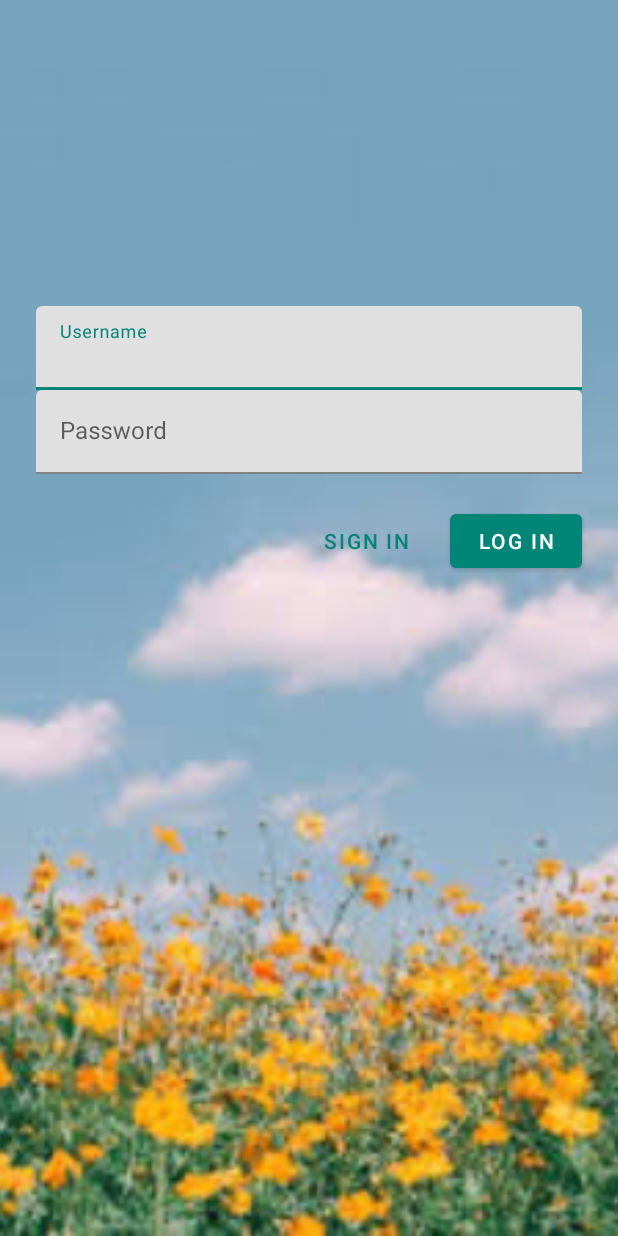
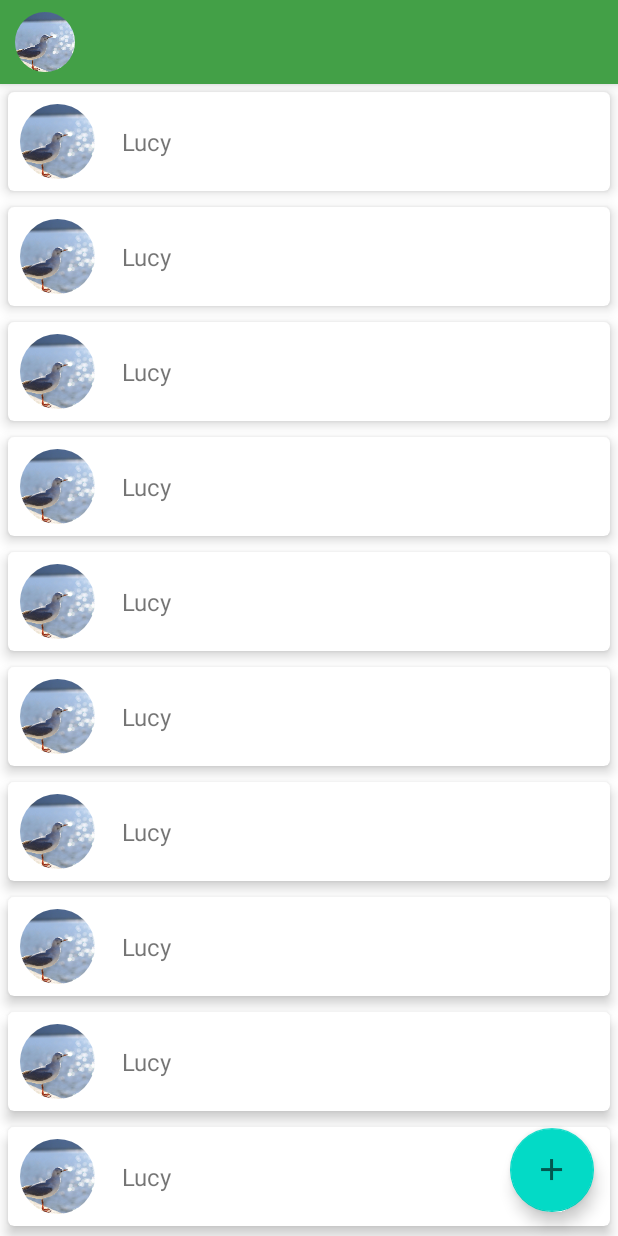
Before and after one commit to markwinds/OICQ, an Android app: the screen it shows after launch (LoginActivity before the commit, HomePageActivity after it), on a phone screen of 412 x 824 dp. Run offline under Robolectric (Android 15) with nearby library versions, the phone set to English and light mode, and no system bars; our stand-ins replace CircleImageView.

Commit message:
主页面的设计大致完成
接下来可以选主题颜色和服务器数据

```diff
--- a/app/src/main/AndroidManifest.xml
+++ b/app/src/main/AndroidManifest.xml
@@ -9,7 +9,7 @@
         android:roundIcon="@mipmap/ic_launcher_round"
         android:supportsRtl="true"
         android:theme="@style/AppTheme">
-        <activity android:name=".activity.WelcomeActivity">
+        <activity android:name=".activity.HomePageActivity">
             <intent-filter>
                 <action android:name="android.intent.action.MAIN" />
 
@@ -22,8 +22,7 @@
             android:theme="@style/Theme.Shrine" />
         <activity android:name=".activity.MainActivity" />
         <activity
-            android:name=".activity.HomePageActivity"
-            android:theme="@style/HomeTheme"/>
+            android:name=".activity.WelcomeActivity"/>
     </application>
 
 </manifest>
--- a/app/src/main/java/com/example/mark/oicq/activity/HomePageActivity.java
+++ b/app/src/main/java/com/example/mark/oicq/activity/HomePageActivity.java
@@ -1,21 +1,75 @@
 package com.example.mark.oicq.activity;
 
 import android.support.design.widget.NavigationView;
+import android.support.v4.view.GravityCompat;
+import android.support.v4.widget.DrawerLayout;
+import android.support.v4.widget.SwipeRefreshLayout;
 import android.support.v7.app.AppCompatActivity;
 import android.os.Bundle;
+import android.support.v7.widget.GridLayoutManager;
+import android.support.v7.widget.RecyclerView;
 import android.support.v7.widget.Toolbar;
+import android.view.Menu;
+import android.view.View;
+import android.widget.GridLayout;
+import android.widget.ImageView;
+import android.widget.ListView;
+import android.widget.Toast;
 
 import com.example.mark.oicq.R;
+import com.example.mark.oicq.adapter.FriendAdapter;
+import com.example.mark.oicq.classes.Friend;
+
+import java.util.ArrayList;
+import java.util.List;
+
+import de.hdodenhof.circleimageview.CircleImageView;
 
 public class HomePageActivity extends AppCompatActivity {
+
+    private Friend friend=new Friend(R.drawable.profile_big,"Lucy");
+    private List<Friend> friendList=new ArrayList<>();
+    private SwipeRefreshLayout homeRefresh;
 
     @Override
     protected void onCreate(Bundle savedInstanceState) {
         super.onCreate(savedInstanceState);
         setContentView(R.layout.activity_home_page);
 
-        Toolbar toolbar = (Toolbar) findViewById(R.id.toolbar);
-        setSupportActionBar(toolbar);
-        NavigationView navView = (NavigationView) findViewById(R.id.nav_view);
+        final DrawerLayout mDrawerLayout=(DrawerLayout)findViewById(R.id.drawer_layout);
+        final NavigationView navView = (NavigationView) findViewById(R.id.nav_view);
+        ImageView homeProfile=findViewById(R.id.home_profile);
+        RecyclerView homeRecyclerView=findViewById(R.id.home_recycle_view);
+        homeRefresh=findViewById(R.id.home_refresh);
+
+        friendList.clear();
+        for(int i=0;i<50;i++){
+            friendList.add(friend);
+        }
+
+        GridLayoutManager layoutManager=new GridLayoutManager(this,1);
+        homeRecyclerView.setLayoutManager(layoutManager);
+        FriendAdapter friendAdapter=new FriendAdapter(friendList);
+        homeRecyclerView.setAdapter(friendAdapter);
+        homeRefresh.setColorSchemeResources(R.color.colorPrimary);
+
+
+        homeProfile.setOnClickListener(new View.OnClickListener() {
+            @Override
+            public void onClick(View v) {
+                mDrawerLayout.openDrawer(GravityCompat.START);
+            }
+        });
+
+        homeRefresh.setOnRefreshListener(new SwipeRefreshLayout.OnRefreshListener() {
+            @Override
+            public void onRefresh() {
+                //在这里添加主页刷新的逻辑
+                homeRefresh.setRefreshing(false);
+            }
+        });
+
+
     }
+
 }
--- /dev/null
+++ b/app/src/main/java/com/example/mark/oicq/adapter/FriendAdapter.java
@@ -0,0 +1,59 @@
+package com.example.mark.oicq.adapter;
+
+import android.content.Context;
+import android.support.annotation.NonNull;
+import android.support.v7.widget.RecyclerView;
+import android.view.LayoutInflater;
+import android.view.View;
+import android.view.ViewGroup;
+import android.widget.TextView;
+
+import com.bumptech.glide.Glide;
+import com.example.mark.oicq.R;
+import com.example.mark.oicq.classes.Friend;
+
+import java.util.List;
+
+import de.hdodenhof.circleimageview.CircleImageView;
+
+public class FriendAdapter extends RecyclerView.Adapter<FriendAdapter.ViewHolder> {
+    private Context mContext;
+    private List<Friend> mFriendList;
+
+    //将布局中的控件都找出来放在java的变量中方便往控件中赋值
+    static class ViewHolder extends RecyclerView.ViewHolder{
+        CircleImageView circleImageView;
+        TextView textView;
+        public ViewHolder(View view){
+            super(view);
+            circleImageView=view.findViewById(R.id.friend_profile);
+            textView=view.findViewById(R.id.friend_name);
+        }
+    }
+
+    public FriendAdapter(List<Friend> friendList){
+        mFriendList=friendList;
+    }
+
+    //给对应的控件赋值
+    @Override
+    public void onBindViewHolder(@NonNull ViewHolder viewHolder, int i) {
+        Friend friend=mFriendList.get(i);
+        viewHolder.textView.setText(friend.getFriendName());
+        Glide.with(mContext).load(friend.getProfile()).into(viewHolder.circleImageView);
+    }
+
+    //利用布局生成相应的view实例
+    @NonNull
+    @Override
+    public ViewHolder onCreateViewHolder(@NonNull ViewGroup viewGroup, int i) {
+        if(mContext==null) mContext=viewGroup.getContext();
+        View view=LayoutInflater.from(mContext).inflate(R.layout.friend_item,viewGroup,false);
+        return new ViewHolder(view);
+    }
+
+    @Override
+    public int getItemCount() {
+        return mFriendList.size();
+    }
+}
--- /dev/null
+++ b/app/src/main/java/com/example/mark/oicq/classes/Friend.java
@@ -0,0 +1,19 @@
+package com.example.mark.oicq.classes;
+
+public class Friend {
+    private int profile;
+    private String friendName;
+
+    public Friend(int profile,String friendName) {
+        this.profile=profile;
+        this.friendName=friendName;
+    }
+
+    public int getProfile() {
+        return profile;
+    }
+
+    public String getFriendName(){
+        return friendName;
+    }
+}
--- a/app/src/main/res/layout/activity_home_page.xml
+++ b/app/src/main/res/layout/activity_home_page.xml
@@ -6,6 +6,7 @@
     android:layout_width="match_parent"
     android:layout_height="match_parent">
 
+    <!--与actionbar进行交互的一种布局，可以完成各种折叠效果-->
     <android.support.design.widget.CoordinatorLayout
         android:layout_width="match_parent"
         android:layout_height="match_parent">
@@ -13,25 +14,18 @@
         <android.support.design.widget.AppBarLayout
             android:layout_width="match_parent"
             android:layout_height="wrap_content">
-
-            <android.support.v7.widget.Toolbar
-                android:id="@+id/toolbar"
-                android:layout_width="match_parent"
-                android:layout_height="?attr/actionBarSize"
-                android:background="?attr/colorPrimary"
-                android:theme="@style/ThemeOverlay.AppCompat.Dark.ActionBar"
-                app:popupTheme="@style/ThemeOverlay.AppCompat.Light"
-                app:layout_scrollFlags="scroll|enterAlways|snap" />
+            <include layout="@layout/toolbar_profile"/>
         </android.support.design.widget.AppBarLayout>
 
+
         <android.support.v4.widget.SwipeRefreshLayout
-            android:id="@+id/swipe_refresh"
+            android:id="@+id/home_refresh"
             android:layout_width="match_parent"
             android:layout_height="match_parent"
             app:layout_behavior="@string/appbar_scrolling_view_behavior">
 
             <android.support.v7.widget.RecyclerView
-                android:id="@+id/recycler_view"
+                android:id="@+id/home_recycle_view"
                 android:layout_width="match_parent"
                 android:layout_height="match_parent" />
         </android.support.v4.widget.SwipeRefreshLayout>
--- /dev/null
+++ b/app/src/main/res/layout/friend_item.xml
@@ -0,0 +1,35 @@
+<?xml version="1.0" encoding="utf-8"?>
+<android.support.v7.widget.CardView
+    xmlns:android="http://schemas.android.com/apk/res/android"
+    xmlns:app="http://schemas.android.com/apk/res-auto"
+    android:layout_width="match_parent"
+    android:layout_height="wrap_content"
+    android:layout_margin="5dp"
+    app:cardCornerRadius="4dp"
+    app:cardElevation="5dp">
+
+    <LinearLayout
+        android:orientation="horizontal"
+        android:layout_width="match_parent"
+        android:layout_height="wrap_content">
+
+        <de.hdodenhof.circleimageview.CircleImageView
+            android:id="@+id/friend_profile"
+            android:layout_width="50dp"
+            android:layout_height="50dp"
+            android:layout_margin="8dp"
+            android:layout_marginLeft="10dp"
+            android:layout_marginStart="10dp"
+            android:src="@drawable/profile" />
+
+        <TextView
+            android:id="@+id/friend_name"
+            android:layout_width="wrap_content"
+            android:layout_height="wrap_content"
+            android:layout_gravity="center_vertical"
+            android:layout_margin="10dp"
+            android:textSize="16sp"/>
+
+    </LinearLayout>
+
+</android.support.v7.widget.CardView>
--- /dev/null
+++ b/app/src/main/res/layout/toolbar_profile.xml
@@ -0,0 +1,19 @@
+<?xml version="1.0" encoding="utf-8"?>
+<LinearLayout
+    xmlns:android="http://schemas.android.com/apk/res/android"
+    android:layout_width="match_parent"
+    android:layout_height="?attr/actionBarSize"
+    android:orientation="horizontal">
+
+    <de.hdodenhof.circleimageview.CircleImageView
+        android:id="@+id/home_profile"
+        android:clickable="true"
+        android:focusable="true"
+        android:layout_width="40dp"
+        android:layout_height="40dp"
+        android:layout_marginTop="8dp"
+        android:layout_marginLeft="10dp"
+        android:layout_marginStart="10dp"
+        android:src="@drawable/profile" />
+
+</LinearLayout>
--- a/app/src/main/res/values/strings.xml
+++ b/app/src/main/res/values/strings.xml
@@ -10,5 +10,7 @@
     <string name="button_login">Log in</string>
     <string name="button_signin">Sign in</string>
 
+    <string name="username">Mark</string>
+
 
 </resources>
--- a/app/src/main/res/values/styles.xml
+++ b/app/src/main/res/values/styles.xml
@@ -9,11 +9,27 @@
     <!--</style>-->
 
     <!-- Base application theme. -->
-    <style name="AppTheme" parent="Theme.AppCompat.Light.NoActionBar">
+    <!--<style name="AppTheme" parent="Theme.AppCompat.Light.NoActionBar">-->
+        <!--&lt;!&ndash; Customize your theme here. &ndash;&gt;-->
+        <!--<item name="colorPrimary">@color/colorPrimary</item>-->
+        <!--<item name="colorPrimaryDark">@color/colorPrimaryDark</item>-->
+        <!--<item name="colorAccent">@color/colorAccent</item>-->
+    <!--</style>-->
+
+    <style name="AppTheme" parent="Theme.MaterialComponents.Light.NoActionBar">
         <!-- Customize your theme here. -->
-        <item name="colorPrimary">@color/colorPrimary</item>
-        <item name="colorPrimaryDark">@color/colorPrimaryDark</item>
-        <item name="colorAccent">@color/colorAccent</item>
+        <!--<item name="colorPrimary">@color/colorPrimary</item>-->
+        <!--<item name="colorPrimaryDark">@color/colorPrimaryDark</item>-->
+        <!--<item name="colorAccent">@color/colorAccent</item>-->
+
+        <!--<item name="colorPrimary">#03a9f4</item>-->
+        <!--<item name="colorPrimaryDark">#007ac1</item>-->
+        <!--<item name="colorAccent">#67daff</item>-->
+
+        <item name="colorPrimary">#43a047</item>
+        <item name="colorPrimaryDark">#00701a</item>
+        <item name="colorAccent">#76d275</item>
+
     </style>
 
     <style name="HomeTheme" parent="AppTheme">
```
Also changed, not shown: app/build.gradle (+0 -12 lines), app/src/main/res/layout/nav_header.xml (+9 -17 lines), app/src/main/res/menu/toolbar.xml (+9 -2 lines), app/src/main/res/drawable/nav_icon.jpg (added), app/src/main/res/drawable/profile.jpg, app/src/main/res/drawable/profile_big.jpg (added), 2 other files.
